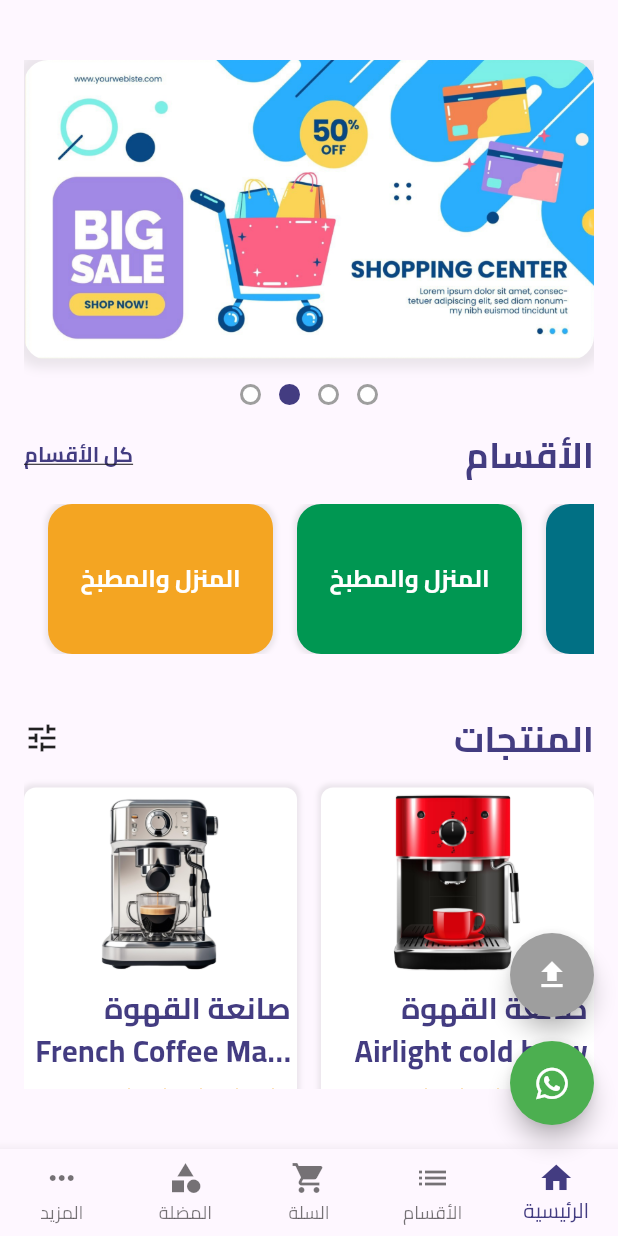
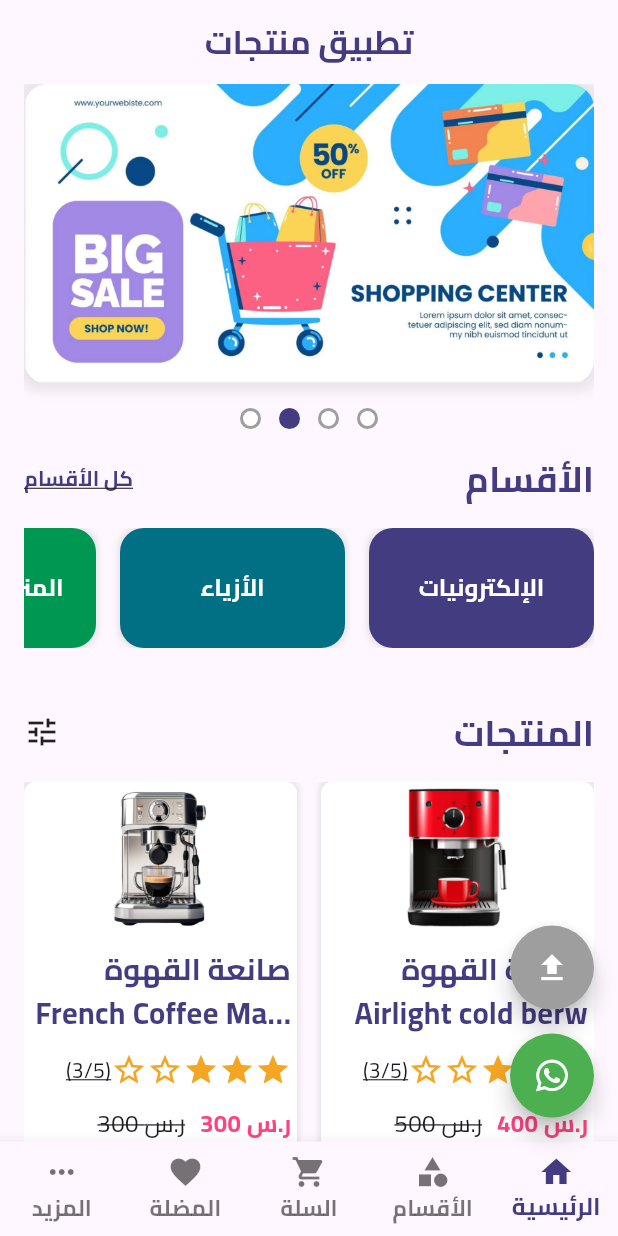
Before and after one commit to Eman908/e-commerce-NTI, a Flutter app: the screen it shows after launch, on a phone screen of 412 x 824 dp. Run offline on Flutter 3.47's test engine with Material 3 defaults, Android fonts, the phone set to English and light mode, and no system bars; our stand-ins replace flutter_bloc, font_awesome_flutter.

Commit message:
make code better

```diff
--- /dev/null
+++ b/lib/core/widget/app_bar.dart
@@ -0,0 +1,13 @@
+import 'package:e_commerce/core/style/color_app.dart';
+import 'package:flutter/material.dart';
+
+AppBar homeAppBar() {
+  return AppBar(
+    centerTitle: true,
+    title: Text(
+      'تطبيق منتجات',
+      style:
+          TextStyle(fontWeight: FontWeight.bold, color: ColorApp.colorPurple),
+    ),
+  );
+}
--- a/lib/core/widget/bottom_bar.dart
+++ b/lib/core/widget/bottom_bar.dart
@@ -1,38 +1,51 @@
 import 'package:e_commerce/core/style/color_app.dart';
+import 'package:e_commerce/features/home/cubit/home_test_cubit.dart';
 import 'package:flutter/material.dart';
 
 class BottomBar extends StatelessWidget {
   const BottomBar({
+    required this.homeCubit,
     super.key,
   });
-
+  final HomeTestCubit homeCubit;
   @override
   Widget build(BuildContext context) {
-    return BottomNavigationBar(
-        currentIndex: 4,
+    return Directionality(
+      textDirection: TextDirection.rtl,
+      child: BottomNavigationBar(
+        currentIndex: homeCubit.currentIndex,
+        onTap: (value) {
+          homeCubit.changeIndex(value);
+        },
+        selectedFontSize: 16,
+        unselectedFontSize: 15,
+        selectedLabelStyle: TextStyle(fontWeight: FontWeight.bold),
+        unselectedLabelStyle: TextStyle(fontWeight: FontWeight.bold),
         selectedItemColor: ColorApp.colorPurple,
         type: BottomNavigationBarType.fixed,
         items: <BottomNavigationBarItem>[
           BottomNavigationBarItem(
-            icon: Icon(Icons.more_horiz),
-            label: 'المزيد',
+            icon: Icon(Icons.home),
+            label: 'الرئيسية',
           ),
           BottomNavigationBarItem(
             icon: Icon(Icons.category),
-            label: 'المضلة',
+            label: 'الأقسام',
           ),
           BottomNavigationBarItem(
             icon: Icon(Icons.shopping_cart),
             label: 'السلة',
           ),
           BottomNavigationBarItem(
-            icon: Icon(Icons.list),
-            label: 'الأقسام',
+            icon: Icon(Icons.favorite),
+            label: 'المضلة',
           ),
           BottomNavigationBarItem(
-            icon: Icon(Icons.home),
-            label: 'الرئيسية',
-          ),
-        ]);
+            icon: Icon(Icons.more_horiz),
+            label: 'المزيد',
+          )
+        ],
+      ),
+    );
   }
 }
--- /dev/null
+++ b/lib/features/home/cubit/home_test_cubit.dart
@@ -0,0 +1,11 @@
+import 'package:e_commerce/features/home/cubit/home_test_state.dart';
+import 'package:flutter_bloc/flutter_bloc.dart';
+
+class HomeTestCubit extends Cubit<HomeTestState> {
+  HomeTestCubit() : super(HomeTestStatesInitial());
+  int currentIndex = 0;
+  void changeIndex(value) {
+    currentIndex = value;
+    emit(UpdateIndex());
+  }
+}
--- /dev/null
+++ b/lib/features/home/cubit/home_test_state.dart
@@ -0,0 +1,5 @@
+sealed class HomeTestState {}
+
+final class HomeTestStatesInitial extends HomeTestState {}
+
+final class UpdateIndex extends HomeTestState {}
--- a/lib/features/home/view/model/category_card_list.dart
+++ b/lib/features/home/view/model/category_card_list.dart
@@ -2,10 +2,10 @@ import 'package:e_commerce/core/style/color_app.dart';
 import 'package:e_commerce/features/home/view/model/category_card_model.dart';
 
 List<CategoryCardModel> categoryCardList = [
+  CategoryCardModel(color: ColorApp.colorPurple, titleCategory: 'الإلكترونيات'),
+  CategoryCardModel(color: ColorApp.colorBlue, titleCategory: 'الأزياء'),
+  CategoryCardModel(
+      color: ColorApp.colorGreen, titleCategory: 'المنزل والمطبخ'),
   CategoryCardModel(
       color: ColorApp.colorOrange, titleCategory: 'المنزل والمطبخ'),
-  CategoryCardModel(
-      color: ColorApp.colorGreen, titleCategory: 'المنزل والمطبخ'),
-  CategoryCardModel(color: ColorApp.colorBlue, titleCategory: 'الأزياء'),
-  CategoryCardModel(color: ColorApp.colorPurple, titleCategory: 'الإلكترونيات'),
 ];
--- a/lib/features/home/view/model/item_card_list.dart
+++ b/lib/features/home/view/model/item_card_list.dart
@@ -10,5 +10,15 @@ List<ItemCardModel> itemCardList = [
       image: 'assets/image 2.png',
       priceAfter: '400 ر.س',
       priceBefor: "500 ر.س",
+      title: "صانعة القهوة Airlight cold berw"),
+  ItemCardModel(
+      image: 'assets/rb_29004.png',
+      priceAfter: '300 ر.س',
+      priceBefor: "300 ر.س",
+      title: "صانعة القهوة French Coffee Maker"),
+  ItemCardModel(
+      image: 'assets/image 2.png',
+      priceAfter: '400 ر.س',
+      priceBefor: "500 ر.س",
       title: "صانعة القهوة Airlight cold berw")
 ];
--- a/lib/features/home/view/screen/home_screen.dart
+++ b/lib/features/home/view/screen/home_screen.dart
@@ -1,24 +1,35 @@
 import 'package:e_commerce/core/style/size_app.dart';
+import 'package:e_commerce/core/widget/app_bar.dart';
 import 'package:e_commerce/core/widget/bottom_bar.dart';
 import 'package:e_commerce/core/widget/floationg_bottom.dart';
+import 'package:e_commerce/features/home/cubit/home_test_cubit.dart';
+import 'package:e_commerce/features/home/cubit/home_test_state.dart';
 import 'package:e_commerce/features/home/view/widget/category_card_builder.dart';
 import 'package:e_commerce/features/home/view/widget/circles.dart';
 import 'package:e_commerce/features/home/view/widget/header.dart';
 import 'package:e_commerce/features/home/view/widget/item_cards_grid.dart';
 import 'package:e_commerce/features/home/view/widget/section_title.dart';
 import 'package:flutter/material.dart';
+import 'package:flutter_bloc/flutter_bloc.dart';
 
 class HomeScreen extends StatelessWidget {
   const HomeScreen({super.key});
 
   @override
   Widget build(BuildContext context) {
+    return BlocBuilder<HomeTestCubit, HomeTestState>(
+      builder: (context, state) {
+        HomeTestCubit cubit = BlocProvider.of(context);
+
         return Scaffold(
+          appBar: homeAppBar(),
           body: Padding(
             padding: EdgeInsets.symmetric(
-            horizontal: SizeApp.s16, vertical: SizeApp.s40),
+              horizontal: SizeApp.s16,
+            ),
             child: SingleChildScrollView(
               scrollDirection: Axis.vertical,
+              physics: BouncingScrollPhysics(),
               child: Column(
                 spacing: SizeApp.s16,
                 children: [
@@ -34,13 +45,20 @@ class HomeScreen extends StatelessWidget {
                     height: SizeApp.s7,
                   ),
                   SectionTitle(title: 'المنتجات', option: '', icon: Icons.tune),
-              ItemCardsGrid(),
+                  SizedBox(
+                    height: 400,
+                    child: ItemCardsGrid(),
+                  ),
                 ],
               ),
             ),
           ),
-      bottomNavigationBar: BottomBar(),
+          bottomNavigationBar: BottomBar(
+            homeCubit: cubit,
+          ),
           floatingActionButton: FloatingButton(),
+        );
+      },
     );
   }
 }
--- a/lib/features/home/view/widget/category_card.dart
+++ b/lib/features/home/view/widget/category_card.dart
@@ -10,11 +10,9 @@ class CategoryCard extends StatelessWidget {
   @override
   Widget build(BuildContext context) {
     return Row(
-      mainAxisAlignment: MainAxisAlignment.end,
       spacing: SizeApp.s16,
       children: [
         Container(
-          height: SizeApp.s100,
           width: SizeApp.s150,
           decoration: boxDecoration(color: mc.color, radius: 16),
           child: Center(
--- a/lib/features/home/view/widget/category_card_builder.dart
+++ b/lib/features/home/view/widget/category_card_builder.dart
@@ -8,7 +8,9 @@ class CategoryCardBuilder extends StatelessWidget {
   @override
   Widget build(BuildContext context) {
     return SizedBox(
-      height: 100,
+      height: 80,
+      child: Directionality(
+        textDirection: TextDirection.rtl,
         child: ListView.builder(
           scrollDirection: Axis.horizontal,
           itemCount: categoryCardList.length,
@@ -19,6 +21,7 @@ class CategoryCardBuilder extends StatelessWidget {
             );
           },
         ),
+      ),
     );
   }
 }
--- a/lib/features/home/view/widget/item_card.dart
+++ b/lib/features/home/view/widget/item_card.dart
@@ -15,38 +15,27 @@ class ItemCard extends StatelessWidget {
   final ItemCardModel m;
   @override
   Widget build(BuildContext context) {
-    return Expanded(
-      child: Container(
+    return Container(
       padding: EdgeInsets.symmetric(horizontal: 4, vertical: 4),
-        height: 320,
       decoration: boxDecoration(color: ColorApp.colorWhite, radius: 8),
       child: Column(
+        spacing: 12,
         children: [
-            Image.asset(
+          Expanded(
+            child: Image.asset(
               m.image,
-              height: 120,
-              width: 120,
             ),
-            SizedBox(
-              height: 8,
           ),
           CardTitleText(
             title: m.title,
-            ),
-            SizedBox(
-              height: 8,
           ),
           Rating(),
           Price(
             priceBefore: m.priceBefor,
             priceAfter: m.priceAfter,
           ),
-            Spacer(
-              flex: 1,
-            ),
           CardActions()
         ],
-        ),
       ),
     );
   }
--- a/lib/features/home/view/widget/item_cards_grid.dart
+++ b/lib/features/home/view/widget/item_cards_grid.dart
@@ -7,24 +7,18 @@ class ItemCardsGrid extends StatelessWidget {
 
   @override
   Widget build(BuildContext context) {
-    return Column(
-      spacing: 16,
-      children: [
-        Row(
-          spacing: 16,
-          children: [
-            ItemCard(m: itemCardList[0]),
-            ItemCard(m: itemCardList[1]),
-          ],
-        ),
-        Row(
-          spacing: 16,
-          children: [
-            ItemCard(m: itemCardList[0]),
-            ItemCard(m: itemCardList[1]),
-          ],
-        ),
-      ],
+    return GridView.count(
+      physics: BouncingScrollPhysics(),
+      crossAxisCount: 2,
+      mainAxisSpacing: 16,
+      crossAxisSpacing: 16,
+      childAspectRatio: 0.6,
+      children: List.generate(
+        itemCardList.length,
+        (index) {
+          return ItemCard(m: itemCardList[index]);
+        },
+      ),
     );
   }
 }
--- a/lib/features/home/view/widget/section_title.dart
+++ b/lib/features/home/view/widget/section_title.dart
@@ -13,12 +13,22 @@ class SectionTitle extends StatelessWidget {
   final IconData? icon;
   @override
   Widget build(BuildContext context) {
-    return Row(
+    return Directionality(
+      textDirection: TextDirection.rtl,
+      child: Row(
         mainAxisAlignment: MainAxisAlignment.spaceBetween,
         children: [
+          Text(
+            title,
+            style: TextStyle(
+                fontSize: SizeApp.s24,
+                color: ColorApp.colorPurple,
+                fontWeight: FontWeight.bold),
+          ),
           InkWell(
             child: Row(
               children: [
+                Icon(icon),
                 Text(
                   option,
                   style: TextStyle(
@@ -26,18 +36,11 @@ class SectionTitle extends StatelessWidget {
                       color: ColorApp.colorPurple,
                       fontWeight: FontWeight.bold),
                 ),
-              Icon(icon),
               ],
             ),
           ),
-        Text(
-          title,
-          style: TextStyle(
-              fontSize: SizeApp.s24,
-              color: ColorApp.colorPurple,
-              fontWeight: FontWeight.bold),
+        ],
       ),
-      ],
     );
   }
 }
--- a/lib/my_app.dart
+++ b/lib/my_app.dart
@@ -1,15 +1,23 @@
+import 'package:e_commerce/features/home/cubit/home_test_cubit.dart';
 import 'package:e_commerce/features/home/view/screen/home_screen.dart';
 import 'package:flutter/material.dart';
+import 'package:flutter_bloc/flutter_bloc.dart';
 
 class MyApp extends StatelessWidget {
   const MyApp({super.key});
 
   @override
   Widget build(BuildContext context) {
-    return MaterialApp(
-      theme: ThemeData(fontFamily: 'Cairo'),
-      debugShowCheckedModeBanner: false,
-      home: HomeScreen(),
+    return BlocProvider(
+      create: (context) => HomeTestCubit(),
+      child: Directionality(
+        textDirection: TextDirection.rtl,
+        child: MaterialApp(
+          theme: ThemeData(fontFamily: 'Cairo'),
+          debugShowCheckedModeBanner: false,
+          home: HomeScreen(),
+        ),
+      ),
     );
   }
 }
--- a/pubspec.yaml
+++ b/pubspec.yaml
@@ -35,6 +35,7 @@ dependencies:
   # Use with the CupertinoIcons class for iOS style icons.
   cupertino_icons: ^1.0.8
   font_awesome_flutter: ^10.8.0
+  flutter_bloc: ^8.1.6
 
 dev_dependencies:
   flutter_test:
```
Also changed, not shown: pubspec.lock, 1 other file. Lines whose indentation alone changed are shown as unchanged.
